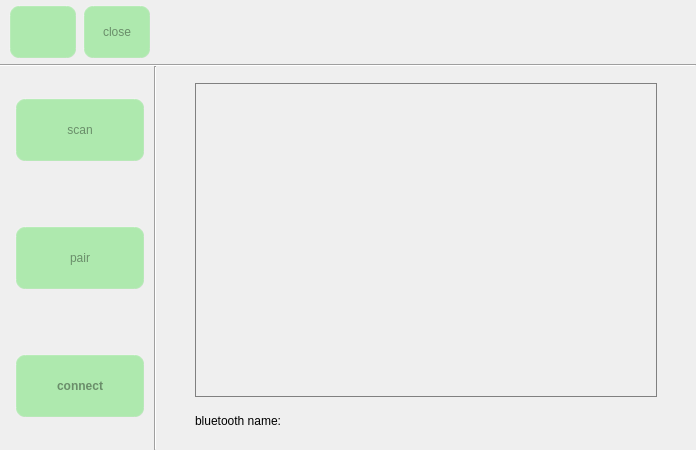
Qt form bluetooth.ui (jizizihe/baijie_demo) before a commit.
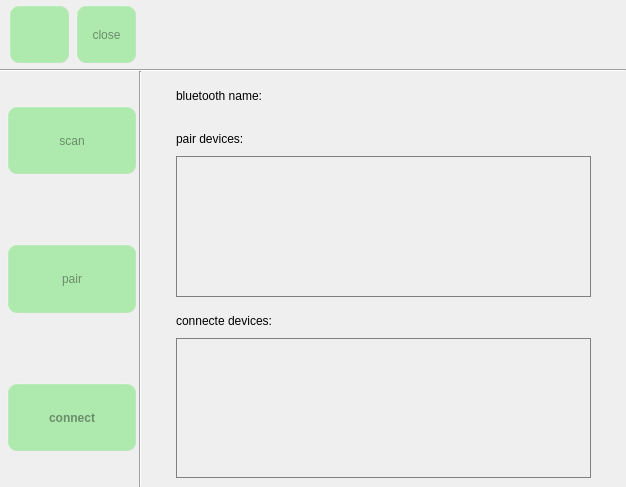
The same form after that commit. Icons and pictures are not drawn.

Commit message: func: 1.add file directory display and modify layout in strorage       2.add switch buttons and change layout in 4g       3.add display serial port for server when receiving data and keypress test in multiple selection can be tested in interface       4.modify content in User Manual       5.Add databases for wifi, hotspots, Bluetooth, and networking

Patch:
```diff
--- a/bluetooth.ui
+++ b/bluetooth.ui
@@ -6,8 +6,8 @@
    <rect>
     <x>0</x>
     <y>0</y>
-    <width>696</width>
-    <height>450</height>
+    <width>626</width>
+    <height>487</height>
    </rect>
   </property>
   <property name="sizePolicy">
@@ -74,7 +74,12 @@
 QListWidget::Item { width: 400px; height: 50px; }
 QListWidget::Item:hover { background: #4CAF50; color: white; }
 QListWidget::item:selected { background: #e7e7e7; color: #f44336; }
-QListWidget::item:selected:!active { background: lightgreen; }</string>
+QListWidget::item:selected:!active { background: lightgreen; }
+
+QMessageBox {
+background-image: url(:/button_image/all/background.jpg);
+	border:1px solid gray;
+}</string>
   </property>
   <widget class="QWidget" name="centralwidget">
    <layout class="QGridLayout" name="gridLayout" rowstretch="1,0,6">
@@ -514,86 +519,13 @@
           <verstretch>0</verstretch>
          </sizepolicy>
         </property>
-        <layout class="QVBoxLayout" name="verticalLayout_2" stretch="7,1">
-         <property name="spacing">
-          <number>2</number>
-         </property>
+        <layout class="QVBoxLayout" name="verticalLayout_4" stretch="1,5,5">
          <property name="leftMargin">
           <number>0</number>
          </property>
-         <property name="topMargin">
-          <number>5</number>
-         </property>
          <property name="rightMargin">
           <number>0</number>
          </property>
-         <property name="bottomMargin">
-          <number>5</number>
-         </property>
-         <item>
-          <layout class="QHBoxLayout" name="horizontalLayout_7" stretch="1,12,1">
-           <property name="spacing">
-            <number>0</number>
-           </property>
-           <property name="topMargin">
-            <number>12</number>
-           </property>
-           <property name="bottomMargin">
-            <number>0</number>
-           </property>
-           <item>
-            <spacer name="horizontalSpacer_3">
-             <property name="orientation">
-              <enum>Qt::Horizontal</enum>
-             </property>
-             <property name="sizeType">
-              <enum>QSizePolicy::Expanding</enum>
-             </property>
-             <property name="sizeHint" stdset="0">
-              <size>
-               <width>25</width>
-               <height>20</height>
-              </size>
-             </property>
-            </spacer>
-           </item>
-           <item>
-            <widget class="QListWidget" name="BtNameListWidget">
-             <property name="sizePolicy">
-              <sizepolicy hsizetype="Minimum" vsizetype="Minimum">
-               <horstretch>0</horstretch>
-               <verstretch>0</verstretch>
-              </sizepolicy>
-             </property>
-             <property name="minimumSize">
-              <size>
-               <width>0</width>
-               <height>0</height>
-              </size>
-             </property>
-             <property name="layoutDirection">
-              <enum>Qt::LeftToRight</enum>
-             </property>
-            </widget>
-           </item>
-           <item>
-            <spacer name="horizontalSpacer_4">
-             <property name="orientation">
-              <enum>Qt::Horizontal</enum>
-             </property>
-             <property name="sizeType">
-              <enum>QSizePolicy::Expanding</enum>
-             </property>
-             <property name="sizeHint" stdset="0">
-              <size>
-               <width>20</width>
-               <height>20</height>
-              </size>
-             </property>
-            </spacer>
-           </item>
-          </layout>
-         </item>
          <item>
           <widget class="QWidget" name="widget" native="true">
            <property name="sizePolicy">
@@ -697,6 +629,254 @@
            </layout>
           </widget>
          </item>
+         <item>
+          <layout class="QVBoxLayout" name="verticalLayout_2" stretch="1,4">
+           <property name="spacing">
+            <number>0</number>
+           </property>
+           <item>
+            <layout class="QHBoxLayout" name="horizontalLayout_10" stretch="1,7,6">
+             <property name="spacing">
+              <number>0</number>
+             </property>
+             <item>
+              <spacer name="horizontalSpacer_17">
+               <property name="orientation">
+                <enum>Qt::Horizontal</enum>
+               </property>
+               <property name="sizeHint" stdset="0">
+                <size>
+                 <width>40</width>
+                 <height>20</height>
+                </size>
+               </property>
+              </spacer>
+             </item>
+             <item>
+              <widget class="QLabel" name="label_3">
+               <property name="sizePolicy">
+                <sizepolicy hsizetype="Minimum" vsizetype="Minimum">
+                 <horstretch>0</horstretch>
+                 <verstretch>0</verstretch>
+                </sizepolicy>
+               </property>
+               <property name="text">
+                <string>pair devices:</string>
+               </property>
+              </widget>
+             </item>
+             <item>
+              <spacer name="horizontalSpacer_16">
+               <property name="orientation">
+                <enum>Qt::Horizontal</enum>
+               </property>
+               <property name="sizeHint" stdset="0">
+                <size>
+                 <width>40</width>
+                 <height>20</height>
+                </size>
+               </property>
+              </spacer>
+             </item>
+            </layout>
+           </item>
+           <item>
+            <layout class="QHBoxLayout" name="horizontalLayout_7" stretch="1,12,1">
+             <property name="spacing">
+              <number>0</number>
+             </property>
+             <item>
+              <spacer name="horizontalSpacer_3">
+               <property name="orientation">
+                <enum>Qt::Horizontal</enum>
+               </property>
+               <property name="sizeType">
+                <enum>QSizePolicy::Expanding</enum>
+               </property>
+               <property name="sizeHint" stdset="0">
+                <size>
+                 <width>25</width>
+                 <height>20</height>
+                </size>
+               </property>
+              </spacer>
+             </item>
+             <item>
+              <widget class="QListWidget" name="BtNameListWidget">
+               <property name="sizePolicy">
+                <sizepolicy hsizetype="Minimum" vsizetype="Minimum">
+                 <horstretch>0</horstretch>
+                 <verstretch>0</verstretch>
+                </sizepolicy>
+               </property>
+               <property name="minimumSize">
+                <size>
+                 <width>0</width>
+                 <height>0</height>
+                </size>
+               </property>
+               <property name="maximumSize">
+                <size>
+                 <width>16777215</width>
+                 <height>16777215</height>
+                </size>
+               </property>
+               <property name="layoutDirection">
+                <enum>Qt::LeftToRight</enum>
+               </property>
+               <property name="sizeAdjustPolicy">
+                <enum>QAbstractScrollArea::AdjustToContents</enum>
+               </property>
+               <property name="resizeMode">
+                <enum>QListView::Adjust</enum>
+               </property>
+              </widget>
+             </item>
+             <item>
+              <spacer name="horizontalSpacer_4">
+               <property name="orientation">
+                <enum>Qt::Horizontal</enum>
+               </property>
+               <property name="sizeType">
+                <enum>QSizePolicy::Expanding</enum>
+               </property>
+               <property name="sizeHint" stdset="0">
+                <size>
+                 <width>20</width>
+                 <height>20</height>
+                </size>
+               </property>
+              </spacer>
+             </item>
+            </layout>
+           </item>
+          </layout>
+         </item>
+         <item>
+          <widget class="QWidget" name="widget_4" native="true">
+           <property name="minimumSize">
+            <size>
+             <width>0</width>
+             <height>50</height>
+            </size>
+           </property>
+           <layout class="QVBoxLayout" name="verticalLayout_3" stretch="1,4">
+            <property name="spacing">
+             <number>0</number>
+            </property>
+            <property name="leftMargin">
+             <number>0</number>
+            </property>
+            <property name="topMargin">
+             <number>0</number>
+            </property>
+            <property name="rightMargin">
+             <number>0</number>
+            </property>
+            <property name="bottomMargin">
+             <number>0</number>
+            </property>
+            <item>
+             <layout class="QHBoxLayout" name="horizontalLayout_9" stretch="1,7,6">
+              <property name="spacing">
+               <number>0</number>
+              </property>
+              <item>
+               <spacer name="horizontalSpacer_14">
+                <property name="orientation">
+                 <enum>Qt::Horizontal</enum>
+                </property>
+                <property name="sizeHint" stdset="0">
+                 <size>
+                  <width>40</width>
+                  <height>20</height>
+                 </size>
+                </property>
+               </spacer>
+              </item>
+              <item>
+               <widget class="QLabel" name="label">
+                <property name="sizePolicy">
+                 <sizepolicy hsizetype="Minimum" vsizetype="Minimum">
+                  <horstretch>0</horstretch>
+                  <verstretch>0</verstretch>
+                 </sizepolicy>
+                </property>
+                <property name="text">
+                 <string>connecte devices:</string>
+                </property>
+               </widget>
+              </item>
+              <item>
+               <spacer name="horizontalSpacer_15">
+                <property name="orientation">
+                 <enum>Qt::Horizontal</enum>
+                </property>
+                <property name="sizeHint" stdset="0">
+                 <size>
+                  <width>40</width>
+                  <height>20</height>
+                 </size>
+                </property>
+               </spacer>
+              </item>
+             </layout>
+            </item>
+            <item>
+             <layout class="QHBoxLayout" name="horizontalLayout_8" stretch="1,12,1">
+              <property name="spacing">
+               <number>0</number>
+              </property>
+              <item>
+               <spacer name="horizontalSpacer_11">
+                <property name="orientation">
+                 <enum>Qt::Horizontal</enum>
+                </property>
+                <property name="sizeHint" stdset="0">
+                 <size>
+                  <width>40</width>
+                  <height>20</height>
+                 </size>
+                </property>
+               </spacer>
+              </item>
+              <item>
+               <widget class="QListWidget" name="Bt_pairedListwidget">
+                <property name="maximumSize">
+                 <size>
+                  <width>16777215</width>
+                  <height>16777215</height>
+                 </size>
+                </property>
+                <property name="sizeAdjustPolicy">
+                 <enum>QAbstractScrollArea::AdjustToContents</enum>
+                </property>
+                <property name="autoScroll">
+                 <bool>true</bool>
+                </property>
+                <property name="resizeMode">
+                 <enum>QListView::Adjust</enum>
+                </property>
+               </widget>
+              </item>
+              <item>
+               <spacer name="horizontalSpacer_13">
+                <property name="orientation">
+                 <enum>Qt::Horizontal</enum>
+                </property>
+                <property name="sizeHint" stdset="0">
+                 <size>
+                  <width>40</width>
+                  <height>20</height>
+                 </size>
+                </property>
+               </spacer>
+              </item>
+             </layout>
+            </item>
+           </layout>
+          </widget>
+         </item>
         </layout>
        </widget>
       </item>
```
Left out of the diff: 6 changed lines with no effect on the pictures. The commit also changes 43 other files.
